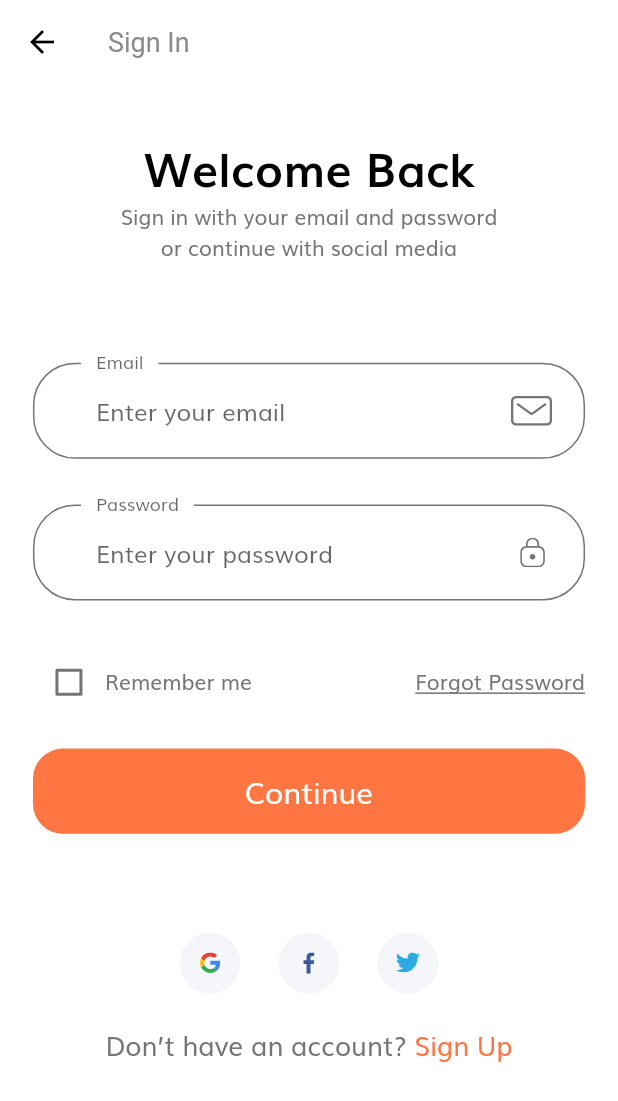
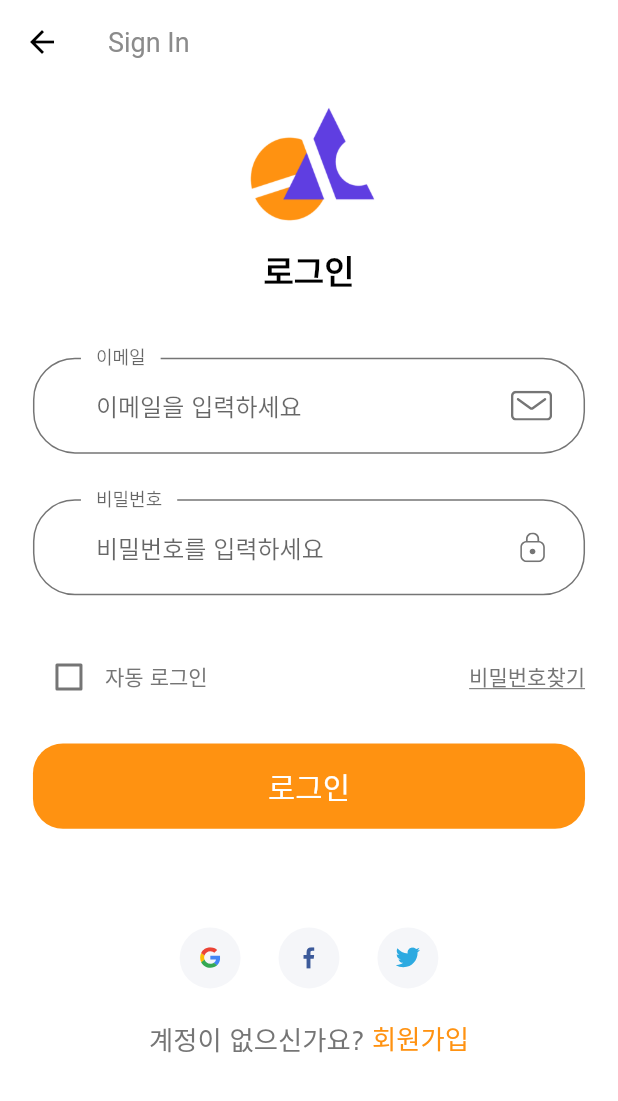
Before and after one commit to Double-Ddong/Double-Frontend, a Flutter app: the SignInScreen screen opened by its route, on a phone screen of 412 x 824 dp. Shown: the top 1101 px of the screen. Run offline on Flutter 3.47's test engine with Material 2 defaults, Android fonts, the phone set to English and light mode, and no system bars; our stand-ins replace flutter_svg.

Commit message:
splash and signin signup

```diff
--- a/lib/components/no_account_text.dart
+++ b/lib/components/no_account_text.dart
@@ -15,13 +15,13 @@ class NoAccountText extends StatelessWidget {
       mainAxisAlignment: MainAxisAlignment.center,
       children: [
         Text(
-          "Don’t have an account? ",
+          "계정이 없으신가요? ",
           style: TextStyle(fontSize: getProportionateScreenWidth(16)),
         ),
         GestureDetector(
           onTap: () => Navigator.pushNamed(context, SignUpScreen.routeName),
           child: Text(
-            "Sign Up",
+            "회원가입",
             style: TextStyle(
                 fontSize: getProportionateScreenWidth(16),
                 color: kPrimaryColor),
--- a/lib/constants.dart
+++ b/lib/constants.dart
@@ -1,7 +1,7 @@
 import 'package:flutter/material.dart';
 import 'package:shop_app/size_config.dart';
 
-const kPrimaryColor = Color(0xFFFF7643);
+const kPrimaryColor = Color(0xFFFF9211);
 const kPrimaryLightColor = Color(0xFFFFECDF);
 const kPrimaryGradientColor = LinearGradient(
   begin: Alignment.topLeft,
--- a/lib/screens/sign_in/components/body.dart
+++ b/lib/screens/sign_in/components/body.dart
@@ -16,20 +16,17 @@ class Body extends StatelessWidget {
           child: SingleChildScrollView(
             child: Column(
               children: [
-                SizedBox(height: SizeConfig.screenHeight * 0.04),
+                SizedBox(height: SizeConfig.screenHeight * 0.01),
+                Image.asset("assets/images/logo.png", width: 150, height: 100),
                 Text(
-                  "Welcome Back",
+                  "로그인",
                   style: TextStyle(
                     color: Colors.black,
-                    fontSize: getProportionateScreenWidth(28),
+                    fontSize: getProportionateScreenWidth(20),
                     fontWeight: FontWeight.bold,
                   ),
                 ),
-                Text(
-                  "Sign in with your email and password  \nor continue with social media",
-                  textAlign: TextAlign.center,
-                ),
-                SizedBox(height: SizeConfig.screenHeight * 0.08),
+                SizedBox(height: SizeConfig.screenHeight * 0.05),
                 SignForm(),
                 SizedBox(height: SizeConfig.screenHeight * 0.08),
                 Row(
--- a/lib/screens/sign_in/components/sign_form.dart
+++ b/lib/screens/sign_in/components/sign_form.dart
@@ -56,13 +56,13 @@ class _SignFormState extends State<SignForm> {
                   });
                 },
               ),
-              Text("Remember me"),
+              Text("자동 로그인"),
               Spacer(),
               GestureDetector(
                 onTap: () => Navigator.pushNamed(
                     context, ForgotPasswordScreen.routeName),
                 child: Text(
-                  "Forgot Password",
+                  "비밀번호찾기",
                   style: TextStyle(decoration: TextDecoration.underline),
                 ),
               )
@@ -71,7 +71,7 @@ class _SignFormState extends State<SignForm> {
           FormError(errors: errors),
           SizedBox(height: getProportionateScreenHeight(20)),
           DefaultButton(
-            text: "Continue",
+            text: "로그인",
             press: () {
               if (_formKey.currentState!.validate()) {
                 _formKey.currentState!.save();
@@ -109,8 +109,8 @@ class _SignFormState extends State<SignForm> {
         return null;
       },
       decoration: InputDecoration(
-        labelText: "Password",
-        hintText: "Enter your password",
+        labelText: "비밀번호",
+        hintText: "비밀번호를 입력하세요",
         // If  you are using latest version of flutter then lable text and hint text shown like this
         // if you r using flutter less then 1.20.* then maybe this is not working properly
         floatingLabelBehavior: FloatingLabelBehavior.always,
@@ -142,8 +142,8 @@ class _SignFormState extends State<SignForm> {
         return null;
       },
       decoration: InputDecoration(
-        labelText: "Email",
-        hintText: "Enter your email",
+        labelText: "이메일",
+        hintText: "이메일을 입력하세요",
         // If  you are using latest version of flutter then lable text and hint text shown like this
         // if you r using flutter less then 1.20.* then maybe this is not working properly
         floatingLabelBehavior: FloatingLabelBehavior.always,
--- a/lib/screens/sign_up/components/body.dart
+++ b/lib/screens/sign_up/components/body.dart
@@ -17,15 +17,19 @@ class Body extends StatelessWidget {
           child: SingleChildScrollView(
             child: Column(
               children: [
-                SizedBox(height: SizeConfig.screenHeight * 0.04), // 4%
-                Text("Register Account", style: headingStyle),
+                SizedBox(height: SizeConfig.screenHeight * 0.007), // 4%
+                Image.asset("assets/images/logo.png", width: 150, height: 100),
                 Text(
-                  "Complete your details or continue \nwith social media",
-                  textAlign: TextAlign.center,
+                  "회원가입",
+                  style: TextStyle(
+                    color: Colors.black,
+                    fontSize: getProportionateScreenWidth(20),
+                    fontWeight: FontWeight.bold,
+                  ),
                 ),
-                SizedBox(height: SizeConfig.screenHeight * 0.08),
+                SizedBox(height: SizeConfig.screenHeight * 0.04),
                 SignUpForm(),
-                SizedBox(height: SizeConfig.screenHeight * 0.08),
+                SizedBox(height: SizeConfig.screenHeight * 0.06),
                 Row(
                   mainAxisAlignment: MainAxisAlignment.center,
                   children: [
@@ -45,7 +49,7 @@ class Body extends StatelessWidget {
                 ),
                 SizedBox(height: getProportionateScreenHeight(20)),
                 Text(
-                  'By continuing your confirm that you agree \nwith our Term and Condition',
+                  '가입하면 약관, 데이터 정책 및 쿠키 정책에 \n동의하는 것입니다.',
                   textAlign: TextAlign.center,
                   style: Theme.of(context).textTheme.caption,
                 )
--- a/lib/screens/sign_up/components/sign_up_form.dart
+++ b/lib/screens/sign_up/components/sign_up_form.dart
@@ -49,7 +49,7 @@ class _SignUpFormState extends State<SignUpForm> {
           FormError(errors: errors),
           SizedBox(height: getProportionateScreenHeight(40)),
           DefaultButton(
-            text: "Continue",
+            text: "다음",
             press: () {
               if (_formKey.currentState!.validate()) {
                 _formKey.currentState!.save();
@@ -86,8 +86,8 @@ class _SignUpFormState extends State<SignUpForm> {
         return null;
       },
       decoration: InputDecoration(
-        labelText: "Confirm Password",
-        hintText: "Re-enter your password",
+        labelText: "비밀번호 확인",
+        hintText: "비밀번호 한 번 더 입력",
         // If  you are using latest version of flutter then lable text and hint text shown like this
         // if you r using flutter less then 1.20.* then maybe this is not working properly
         floatingLabelBehavior: FloatingLabelBehavior.always,
@@ -119,8 +119,8 @@ class _SignUpFormState extends State<SignUpForm> {
         return null;
       },
       decoration: InputDecoration(
-        labelText: "Password",
-        hintText: "Enter your password",
+        labelText: "비밀번호",
+        hintText: "비밀번호를 입력하세요",
         // If  you are using latest version of flutter then lable text and hint text shown like this
         // if you r using flutter less then 1.20.* then maybe this is not working properly
         floatingLabelBehavior: FloatingLabelBehavior.always,
@@ -152,8 +152,8 @@ class _SignUpFormState extends State<SignUpForm> {
         return null;
       },
       decoration: InputDecoration(
-        labelText: "Email",
-        hintText: "Enter your email",
+        labelText: "이메일",
+        hintText: "이메일을 입력하세요",
         // If  you are using latest version of flutter then lable text and hint text shown like this
         // if you r using flutter less then 1.20.* then maybe this is not working properly
         floatingLabelBehavior: FloatingLabelBehavior.always,
--- a/lib/screens/splash/components/body.dart
+++ b/lib/screens/splash/components/body.dart
@@ -16,16 +16,18 @@ class _BodyState extends State<Body> {
   int currentPage = 0;
   List<Map<String, String>> splashData = [
     {
-      "text": "대학교 인증 \n 인증된 사용자들과 함께 소통해보세요.",
-      "image": "assets/images/splash_1.png"
+      "title": "대학교 인증",
+      "text": "\n 인증된 사용자들과 함께 소통해보세요.",
+      "image": "assets/images/splash_1.png",
     },
     {
-      "text":
-          "We help people conect with store \naround United State of America",
+      "title": "카테고리별 추천",
+      "text": "\n 자신과 비슷한 카테고리를 가진 \n사용자들을 추천합니다.",
       "image": "assets/images/splash_2.png"
     },
     {
-      "text": "We show the easy way to shop. \nJust stay at home with us",
+      "title": "쿠키를 통한 연결",
+      "text": "\n 마음에 드는 상대와 쿠키를 주고 받아 \n함께 채팅할 수 있습니다.",
       "image": "assets/images/splash_3.png"
     },
   ];
@@ -37,7 +39,7 @@ class _BodyState extends State<Body> {
         child: Column(
           children: <Widget>[
             Expanded(
-              flex: 3,
+              flex: 4,
               child: PageView.builder(
                 onPageChanged: (value) {
                   setState(() {
@@ -48,6 +50,7 @@ class _BodyState extends State<Body> {
                 itemBuilder: (context, index) => SplashContent(
                   image: splashData[index]["image"],
                   text: splashData[index]['text'],
+                  title: splashData[index]['title'],
                 ),
               ),
             ),
@@ -66,9 +69,9 @@ class _BodyState extends State<Body> {
                         (index) => buildDot(index: index),
                       ),
                     ),
-                    Spacer(flex: 3),
+                    Spacer(flex: 2),
                     DefaultButton(
-                      text: "Continue",
+                      text: "시작하기",
                       press: () {
                         Navigator.pushNamed(context, SignInScreen.routeName);
                       },
```
Also changed, not shown: lib/screens/splash/components/splash_content.dart (+12 -10 lines), assets/images/logo.png (added), assets/images/splash_1.png, assets/images/splash_2.png, assets/images/splash_3.png.
